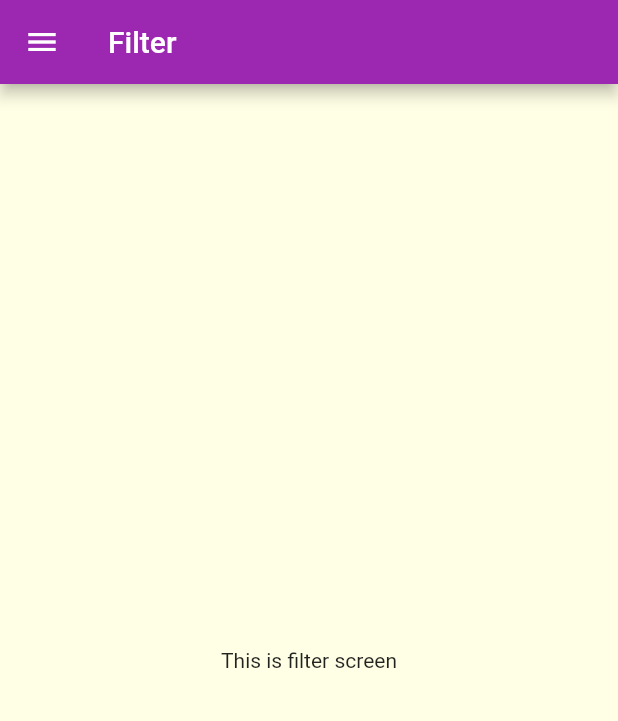
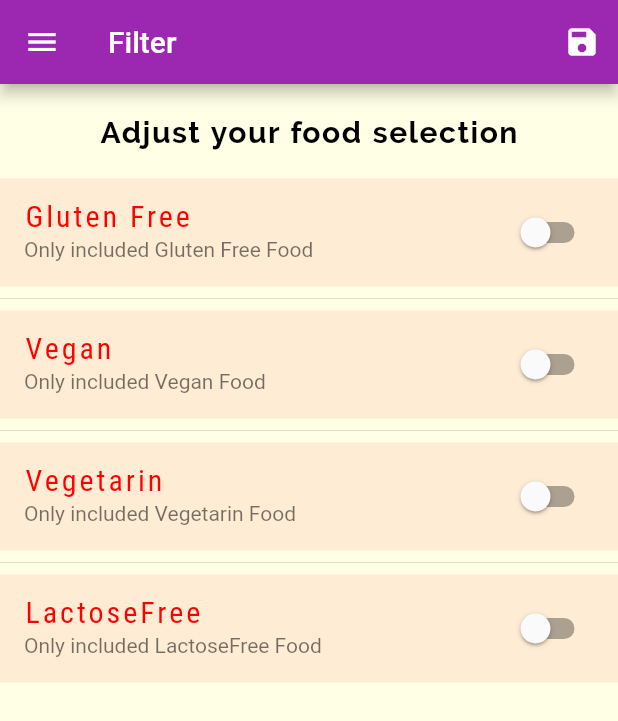
Before and after one commit to devfoyzur17/food_management, a Flutter app: the FilterScreen screen opened by its route, on a phone screen of 412 x 824 dp. Shown: the top 721 px of the screen. Run offline on Flutter 3.47's test engine with Material 2 defaults, Android fonts, the light colour scheme and no system bars; Roboto replaces fonts that are missing (Relway).

Commit message:
filtering

```diff
--- a/lib/main.dart
+++ b/lib/main.dart
@@ -1,10 +1,11 @@
-// ignore_for_file: prefer_const_constructors
+// ignore_for_file: prefer_const_constructors, unused_element, unused_field, prefer_final_fields
 
 import 'package:flutter/material.dart';
+import 'package:food_management/data/food_data.dart';
+import 'package:food_management/model/food_model.dart';
 import 'package:food_management/screen/categorie_food_screen.dart';
 import 'package:food_management/screen/filter_screen.dart';
 import 'package:food_management/screen/food_details.dart';
-import 'package:food_management/widget/main_drawer.dart';
 
 import 'screen/tab_screen.dart';
 
@@ -19,6 +20,48 @@ class MyApp extends StatefulWidget {
   State<MyApp> createState() => _MyAppState();
 }
 class _MyAppState extends State<MyApp> {
+
+  Map<String, bool> filters={
+    "glutenFree": false,
+    "vegan": false,
+    "vegetarian": false,
+    "lactoseFree": false,
+  };
+
+  List<FoodModel> _availableMils = foodData;
+
+  void _setFilters(Map<String,bool> filterData){
+
+    setState(() {
+      filters = filterData;
+      _availableMils = foodData.where((food){
+
+        if(filters['glutenFree']! && food.isGlutenFree){
+            return false;
+        }
+        if(filters['vegan']! && food.isVegan){
+            return false;
+        }
+        if(filters['vegetarian']! && food.isVegetarian){
+            return false;
+        }
+        if(filters['lactoseFree']! && food.isLactoseFree){
+            return false;
+        }
+
+        return true;
+
+
+
+      }
+
+       ).toList();
+    });
+
+
+  }
+
+
   @override
   Widget build(BuildContext context) {
     return MaterialApp(
@@ -54,9 +97,9 @@ class _MyAppState extends State<MyApp> {
      initialRoute: '/',
       routes: {
         '/':(context) => TabScreen(),
-        CategorieFoodScreen.routeName: (context) => CategorieFoodScreen(),
+        CategorieFoodScreen.routeName: (context) => CategorieFoodScreen(_availableMils),
         FoodDetails.routeName : (context) => FoodDetails(),
-        FilterScreen.routeName:(context) => FilterScreen()
+        FilterScreen.routeName:(context) => FilterScreen(filters,_setFilters)
       },
     );
   }
--- a/lib/screen/categorie_food_screen.dart
+++ b/lib/screen/categorie_food_screen.dart
@@ -1,4 +1,4 @@
-// ignore_for_file: prefer_const_constructors, unused_local_variable, use_key_in_widget_constructors
+// ignore_for_file: prefer_const_constructors, unused_local_variable, use_key_in_widget_constructors, prefer_const_constructors_in_immutables
 
 import 'package:flutter/material.dart';
 import 'package:food_management/data/food_data.dart';
@@ -13,6 +13,9 @@ class CategorieFoodScreen extends StatefulWidget {
   //     : super(key: key);
 
   static const routeName = '/categorie-food-screen';
+  final List<FoodModel> availableMils;
+
+  CategorieFoodScreen(this.availableMils);
 
   @override
   State<CategorieFoodScreen> createState() => _CategorieFoodScreenState();
@@ -25,6 +28,7 @@ class _CategorieFoodScreenState extends State<CategorieFoodScreen> {
 
   @override
   void initState() {
+    // ignore: todo
     // TODO: implement initState
 
     super.initState();
@@ -32,6 +36,7 @@ class _CategorieFoodScreenState extends State<CategorieFoodScreen> {
 
   @override
   void didChangeDependencies() {
+    // ignore: todo
     // TODO: implement didChangeDependencies
 
     if (!isLodding) {
@@ -39,7 +44,7 @@ class _CategorieFoodScreenState extends State<CategorieFoodScreen> {
           ModalRoute.of(context)!.settings.arguments as Map<String, String>;
       final categorieId = routArgs['id'];
       categoryTitle = routArgs['tittle'];
-      displayedFood = foodData.where((food) {
+      displayedFood = widget.availableMils.where((food) {
         return food.categories.contains(categorieId);
       }).toList();
       isLodding = true;
--- a/lib/screen/filter_screen.dart
+++ b/lib/screen/filter_screen.dart
@@ -1,20 +1,127 @@
-
-// ignore_for_file: prefer_const_constructors, prefer_const_declarations
+// ignore_for_file: prefer_const_constructors, prefer_const_declarations, unused_field, prefer_final_fields, prefer_const_literals_to_create_immutables, unused_element
 
 import 'package:flutter/material.dart';
 import 'package:food_management/widget/main_drawer.dart';
 
-class FilterScreen extends StatelessWidget {
-  const FilterScreen({Key? key}) : super(key: key);
+class FilterScreen extends StatefulWidget {
+  final Function saveFilters;
+  final Map<String,bool> currentFilter;
+  const FilterScreen(this.currentFilter,this.saveFilters,  {Key? key}) : super(key: key);
 
   static final routeName = "filter-screen";
 
   @override
+  State<FilterScreen> createState() => _FilterScreenState();
+}
+
+class _FilterScreenState extends State<FilterScreen> {
+  bool _glutenFree = false;
+  var _vegan = false;
+  var _vegetarian = false;
+  var _lactoseFree = false;
+
+  @override
+  void initState() {
+    // ignore: todo
+    // TODO: implement initState
+
+  _glutenFree = widget.currentFilter['glutenFree'] as bool;
+  _vegan = widget.currentFilter['vegan'] as bool;
+  _vegetarian = widget.currentFilter['vegetarian'] as bool;
+  _lactoseFree = widget.currentFilter['lactoseFree'] as bool;
+
+    super.initState();
+  }
+
+  @override
   Widget build(BuildContext context) {
     return Scaffold(
-      appBar: AppBar(title: Text("Filter")),
+      appBar: AppBar(
+        title: Text("Filter"),
+        actions: [
+          IconButton(
+              onPressed: () {
+                final selectedFilters = {
+                  "glutenFree": _glutenFree,
+                  "vegan": _vegan,
+                  "vegetarian": _vegetarian,
+                  "lactoseFree": _lactoseFree,
+                };
+                widget.saveFilters(selectedFilters);
+              },
+              icon: Icon(Icons.save))
+        ],
+      ),
       drawer: MainDrawer(),
-      body: Center(child: Text("This is filter screen")),
+      body: Column(
+        children: [
+          Container(
+            padding: EdgeInsets.all(20),
+            child: Text(
+              "Adjust your food selection",
+              style: TextStyle(
+                  color: Colors.black,
+                  fontWeight: FontWeight.bold,
+                  fontSize: 20,
+                  letterSpacing: 1,
+                  wordSpacing: 1,
+                  fontFamily: 'Raleway'),
+            ),
+          ),
+          Expanded(
+              child: ListView(
+            children: [
+              SwitchListTile(
+                value: _glutenFree,
+                onChanged: (currentValue) {
+                  setState(() {
+                    _glutenFree = currentValue;
+                  });
+                },
+                title: Text("Gluten Free"),
+                subtitle: Text("Only included Gluten Free Food"),
+                tileColor: Colors.red.withOpacity(0.1),
+              ),
+              Divider(),
+              SwitchListTile(
+                value: _vegan,
+                onChanged: (currentValue) {
+                  setState(() {
+                    _vegan = currentValue;
+                  });
+                },
+                title: Text("Vegan"),
+                subtitle: Text("Only included Vegan Food"),
+                tileColor: Colors.red.withOpacity(0.1),
+              ),
+              Divider(),
+              SwitchListTile(
+                value: _vegetarian,
+                onChanged: (currentValue) {
+                  setState(() {
+                    _vegetarian = currentValue;
+                  });
+                },
+                title: Text("Vegetarin"),
+                subtitle: Text("Only included Vegetarin Food"),
+                tileColor: Colors.red.withOpacity(0.1),
+              ),
+              Divider(),
+              SwitchListTile(
+                value: _lactoseFree,
+                onChanged: (currentValue) {
+                  setState(() {
+                    _lactoseFree = currentValue;
+                  });
+                },
+                title: Text("LactoseFree"),
+                subtitle: Text("Only included LactoseFree Food"),
+                tileColor: Colors.red.withOpacity(0.1),
+              )
+            ],
+          ))
+        ],
+      ),
     );
   }
 }
```
